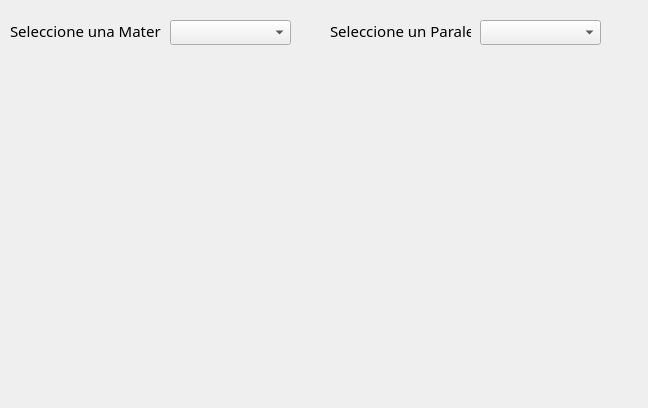
First picture: the form in EditorRegistros.ui, repository francisdayl/GenHora, before the edit.
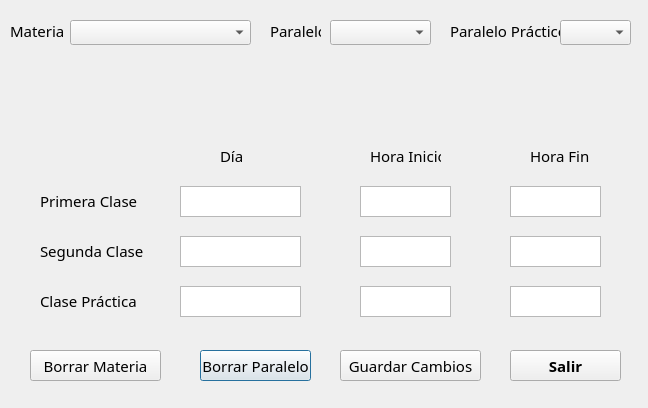
Second picture: the form after the edit.

Commit message: Cambios Interfaces Graficas e integración en un solo archivo Main

What changed in the file:
```diff
--- a/EditorRegistros.ui
+++ b/EditorRegistros.ui
@@ -10,6 +10,24 @@
     <height>408</height>
    </rect>
   </property>
+  <property name="sizePolicy">
+   <sizepolicy hsizetype="Minimum" vsizetype="Minimum">
+    <horstretch>0</horstretch>
+    <verstretch>0</verstretch>
+   </sizepolicy>
+  </property>
+  <property name="minimumSize">
+   <size>
+    <width>648</width>
+    <height>408</height>
+   </size>
+  </property>
+  <property name="maximumSize">
+   <size>
+    <width>648</width>
+    <height>408</height>
+   </size>
+  </property>
   <property name="font">
    <font>
     <family>Segoe MDL2 Assets</family>
@@ -22,9 +40,9 @@
   <widget class="QComboBox" name="comboBox">
    <property name="geometry">
     <rect>
-     <x>170</x>
+     <x>70</x>
      <y>20</y>
-     <width>121</width>
+     <width>181</width>
      <height>25</height>
     </rect>
    </property>
@@ -35,9 +53,9 @@
   <widget class="QComboBox" name="comboBox_2">
    <property name="geometry">
     <rect>
-     <x>480</x>
+     <x>330</x>
      <y>20</y>
-     <width>121</width>
+     <width>101</width>
      <height>25</height>
     </rect>
    </property>
@@ -50,25 +68,429 @@
     <rect>
      <x>10</x>
      <y>20</y>
-     <width>151</width>
+     <width>61</width>
      <height>21</height>
     </rect>
    </property>
    <property name="text">
-    <string>Seleccione una Materia</string>
+    <string>Materia</string>
    </property>
   </widget>
   <widget class="QLabel" name="label_2">
    <property name="geometry">
     <rect>
-     <x>330</x>
+     <x>270</x>
      <y>20</y>
+     <width>51</width>
+     <height>21</height>
+    </rect>
+   </property>
+   <property name="text">
+    <string>Paralelo</string>
+   </property>
+  </widget>
+  <widget class="QLabel" name="label_3">
+   <property name="geometry">
+    <rect>
+     <x>450</x>
+     <y>20</y>
+     <width>111</width>
+     <height>21</height>
+    </rect>
+   </property>
+   <property name="text">
+    <string>Paralelo Práctico</string>
+   </property>
+  </widget>
+  <widget class="QComboBox" name="Combo_ParP">
+   <property name="geometry">
+    <rect>
+     <x>560</x>
+     <y>20</y>
+     <width>71</width>
+     <height>25</height>
+    </rect>
+   </property>
+   <property name="cursor">
+    <cursorShape>PointingHandCursor</cursorShape>
+   </property>
+  </widget>
+  <widget class="QPushButton" name="Bot_BPar">
+   <property name="geometry">
+    <rect>
+     <x>200</x>
+     <y>350</y>
+     <width>111</width>
+     <height>31</height>
+    </rect>
+   </property>
+   <property name="cursor">
+    <cursorShape>PointingHandCursor</cursorShape>
+   </property>
+   <property name="text">
+    <string>Borrar Paralelo</string>
+   </property>
+  </widget>
+  <widget class="QPushButton" name="Bot_BMat">
+   <property name="geometry">
+    <rect>
+     <x>30</x>
+     <y>350</y>
+     <width>131</width>
+     <height>31</height>
+    </rect>
+   </property>
+   <property name="cursor">
+    <cursorShape>PointingHandCursor</cursorShape>
+   </property>
+   <property name="text">
+    <string>Borrar Materia</string>
+   </property>
+  </widget>
+  <widget class="QPushButton" name="Bot_GCamb">
+   <property name="geometry">
+    <rect>
+     <x>340</x>
+     <y>350</y>
      <width>141</width>
+     <height>31</height>
+    </rect>
+   </property>
+   <property name="cursor">
+    <cursorShape>PointingHandCursor</cursorShape>
+   </property>
+   <property name="text">
+    <string>Guardar Cambios</string>
+   </property>
+  </widget>
+  <widget class="QPushButton" name="Bot_Sal">
+   <property name="geometry">
+    <rect>
+     <x>510</x>
+     <y>350</y>
+     <width>111</width>
+     <height>31</height>
+    </rect>
+   </property>
+   <property name="font">
+    <font>
+     <weight>75</weight>
+     <bold>true</bold>
+    </font>
+   </property>
+   <property name="cursor">
+    <cursorShape>PointingHandCursor</cursorShape>
+   </property>
+   <property name="text">
+    <string>Salir</string>
+   </property>
+   <property name="autoRepeatDelay">
+    <number>300</number>
+   </property>
+  </widget>
+  <widget class="QPlainTextEdit" name="Text_D1T">
+   <property name="geometry">
+    <rect>
+     <x>180</x>
+     <y>186</y>
+     <width>121</width>
+     <height>31</height>
+    </rect>
+   </property>
+   <property name="cursor" stdset="0">
+    <cursorShape>IBeamCursor</cursorShape>
+   </property>
+   <property name="inputMethodHints">
+    <set>Qt::ImhMultiLine</set>
+   </property>
+   <property name="verticalScrollBarPolicy">
+    <enum>Qt::ScrollBarAlwaysOff</enum>
+   </property>
+   <property name="horizontalScrollBarPolicy">
+    <enum>Qt::ScrollBarAlwaysOff</enum>
+   </property>
+  </widget>
+  <widget class="QLabel" name="label_4">
+   <property name="geometry">
+    <rect>
+     <x>220</x>
+     <y>146</y>
+     <width>41</width>
+     <height>20</height>
+    </rect>
+   </property>
+   <property name="text">
+    <string>Día</string>
+   </property>
+  </widget>
+  <widget class="QLabel" name="label_5">
+   <property name="geometry">
+    <rect>
+     <x>370</x>
+     <y>146</y>
+     <width>71</width>
+     <height>20</height>
+    </rect>
+   </property>
+   <property name="text">
+    <string>Hora Inicio</string>
+   </property>
+  </widget>
+  <widget class="QLabel" name="label_6">
+   <property name="geometry">
+    <rect>
+     <x>530</x>
+     <y>146</y>
+     <width>61</width>
+     <height>20</height>
+    </rect>
+   </property>
+   <property name="text">
+    <string>Hora Fin</string>
+   </property>
+  </widget>
+  <widget class="QPlainTextEdit" name="Text_D2T">
+   <property name="geometry">
+    <rect>
+     <x>180</x>
+     <y>236</y>
+     <width>121</width>
+     <height>31</height>
+    </rect>
+   </property>
+   <property name="cursor" stdset="0">
+    <cursorShape>IBeamCursor</cursorShape>
+   </property>
+   <property name="inputMethodHints">
+    <set>Qt::ImhMultiLine</set>
+   </property>
+   <property name="verticalScrollBarPolicy">
+    <enum>Qt::ScrollBarAlwaysOff</enum>
+   </property>
+   <property name="horizontalScrollBarPolicy">
+    <enum>Qt::ScrollBarAlwaysOff</enum>
+   </property>
+  </widget>
+  <widget class="QPlainTextEdit" name="Text_DP">
+   <property name="geometry">
+    <rect>
+     <x>180</x>
+     <y>286</y>
+     <width>121</width>
+     <height>31</height>
+    </rect>
+   </property>
+   <property name="cursor" stdset="0">
+    <cursorShape>IBeamCursor</cursorShape>
+   </property>
+   <property name="inputMethodHints">
+    <set>Qt::ImhMultiLine</set>
+   </property>
+   <property name="verticalScrollBarPolicy">
+    <enum>Qt::ScrollBarAlwaysOff</enum>
+   </property>
+   <property name="horizontalScrollBarPolicy">
+    <enum>Qt::ScrollBarAlwaysOff</enum>
+   </property>
+  </widget>
+  <widget class="QPlainTextEdit" name="Text_HI1T">
+   <property name="geometry">
+    <rect>
+     <x>360</x>
+     <y>186</y>
+     <width>91</width>
+     <height>31</height>
+    </rect>
+   </property>
+   <property name="cursor" stdset="0">
+    <cursorShape>IBeamCursor</cursorShape>
+   </property>
+   <property name="inputMethodHints">
+    <set>Qt::ImhMultiLine</set>
+   </property>
+   <property name="verticalScrollBarPolicy">
+    <enum>Qt::ScrollBarAlwaysOff</enum>
+   </property>
+   <property name="horizontalScrollBarPolicy">
+    <enum>Qt::ScrollBarAlwaysOff</enum>
+   </property>
+  </widget>
+  <widget class="QPlainTextEdit" name="Text_HI2T">
+   <property name="geometry">
+    <rect>
+     <x>360</x>
+     <y>236</y>
+     <width>91</width>
+     <height>31</height>
+    </rect>
+   </property>
+   <property name="cursor" stdset="0">
+    <cursorShape>IBeamCursor</cursorShape>
+   </property>
+   <property name="inputMethodHints">
+    <set>Qt::ImhMultiLine</set>
+   </property>
+   <property name="verticalScrollBarPolicy">
+    <enum>Qt::ScrollBarAlwaysOff</enum>
+   </property>
+   <property name="horizontalScrollBarPolicy">
+    <enum>Qt::ScrollBarAlwaysOff</enum>
+   </property>
+  </widget>
+  <widget class="QPlainTextEdit" name="Text_HIP">
+   <property name="geometry">
+    <rect>
+     <x>360</x>
+     <y>286</y>
+     <width>91</width>
+     <height>31</height>
+    </rect>
+   </property>
+   <property name="cursor" stdset="0">
+    <cursorShape>IBeamCursor</cursorShape>
+   </property>
+   <property name="inputMethodHints">
+    <set>Qt::ImhMultiLine</set>
+   </property>
+   <property name="verticalScrollBarPolicy">
+    <enum>Qt::ScrollBarAlwaysOff</enum>
+   </property>
+   <property name="horizontalScrollBarPolicy">
+    <enum>Qt::ScrollBarAlwaysOff</enum>
+   </property>
+  </widget>
+  <widget class="QPlainTextEdit" name="Text_HF1T">
+   <property name="geometry">
+    <rect>
+     <x>510</x>
+     <y>186</y>
+     <width>91</width>
+     <height>31</height>
+    </rect>
+   </property>
+   <property name="cursor" stdset="0">
+    <cursorShape>IBeamCursor</cursorShape>
+   </property>
+   <property name="inputMethodHints">
+    <set>Qt::ImhMultiLine</set>
+   </property>
+   <property name="verticalScrollBarPolicy">
+    <enum>Qt::ScrollBarAlwaysOff</enum>
+   </property>
+   <property name="horizontalScrollBarPolicy">
+    <enum>Qt::ScrollBarAlwaysOff</enum>
+   </property>
+  </widget>
+  <widget class="QPlainTextEdit" name="Text_HF2T">
+   <property name="geometry">
+    <rect>
+     <x>510</x>
+     <y>236</y>
+     <width>91</width>
+     <height>31</height>
+    </rect>
+   </property>
+   <property name="cursor" stdset="0">
+    <cursorShape>IBeamCursor</cursorShape>
+   </property>
+   <property name="inputMethodHints">
+    <set>Qt::ImhMultiLine</set>
+   </property>
+   <property name="verticalScrollBarPolicy">
+    <enum>Qt::ScrollBarAlwaysOff</enum>
+   </property>
+   <property name="horizontalScrollBarPolicy">
+    <enum>Qt::ScrollBarAlwaysOff</enum>
+   </property>
+  </widget>
+  <widget class="QPlainTextEdit" name="Text_HFP">
+   <property name="geometry">
+    <rect>
+     <x>510</x>
+     <y>286</y>
+     <width>91</width>
+     <height>31</height>
+    </rect>
+   </property>
+   <property name="cursor" stdset="0">
+    <cursorShape>IBeamCursor</cursorShape>
+   </property>
+   <property name="inputMethodHints">
+    <set>Qt::ImhMultiLine</set>
+   </property>
+   <property name="verticalScrollBarPolicy">
+    <enum>Qt::ScrollBarAlwaysOff</enum>
+   </property>
+   <property name="horizontalScrollBarPolicy">
+    <enum>Qt::ScrollBarAlwaysOff</enum>
+   </property>
+  </widget>
+  <widget class="QLabel" name="Label_1C">
+   <property name="geometry">
+    <rect>
+     <x>40</x>
+     <y>190</y>
+     <width>111</width>
      <height>21</height>
     </rect>
    </property>
    <property name="text">
-    <string>Seleccione un Paralelo</string>
+    <string>Primera Clase</string>
+   </property>
+  </widget>
+  <widget class="QLabel" name="Label_2C">
+   <property name="geometry">
+    <rect>
+     <x>40</x>
+     <y>240</y>
+     <width>111</width>
+     <height>21</height>
+    </rect>
+   </property>
+   <property name="text">
+    <string>Segunda Clase</string>
+   </property>
+  </widget>
+  <widget class="QLabel" name="Label_CP">
+   <property name="geometry">
+    <rect>
+     <x>40</x>
+     <y>290</y>
+     <width>111</width>
+     <height>21</height>
+    </rect>
+   </property>
+   <property name="text">
+    <string>Clase Práctica</string>
+   </property>
+  </widget>
+  <widget class="QLabel" name="Label_MatAct">
+   <property name="geometry">
+    <rect>
+     <x>0</x>
+     <y>80</y>
+     <width>641</width>
+     <height>51</height>
+    </rect>
+   </property>
+   <property name="maximumSize">
+    <size>
+     <width>648</width>
+     <height>16777215</height>
+    </size>
+   </property>
+   <property name="font">
+    <font>
+     <pointsize>13</pointsize>
+     <weight>75</weight>
+     <bold>true</bold>
+    </font>
+   </property>
+   <property name="text">
+    <string/>
+   </property>
+   <property name="alignment">
+    <set>Qt::AlignCenter</set>
    </property>
   </widget>
  </widget>
```
Left out of the diff: 4 changed lines with no effect on the pictures. The commit also changes 7 other files.
